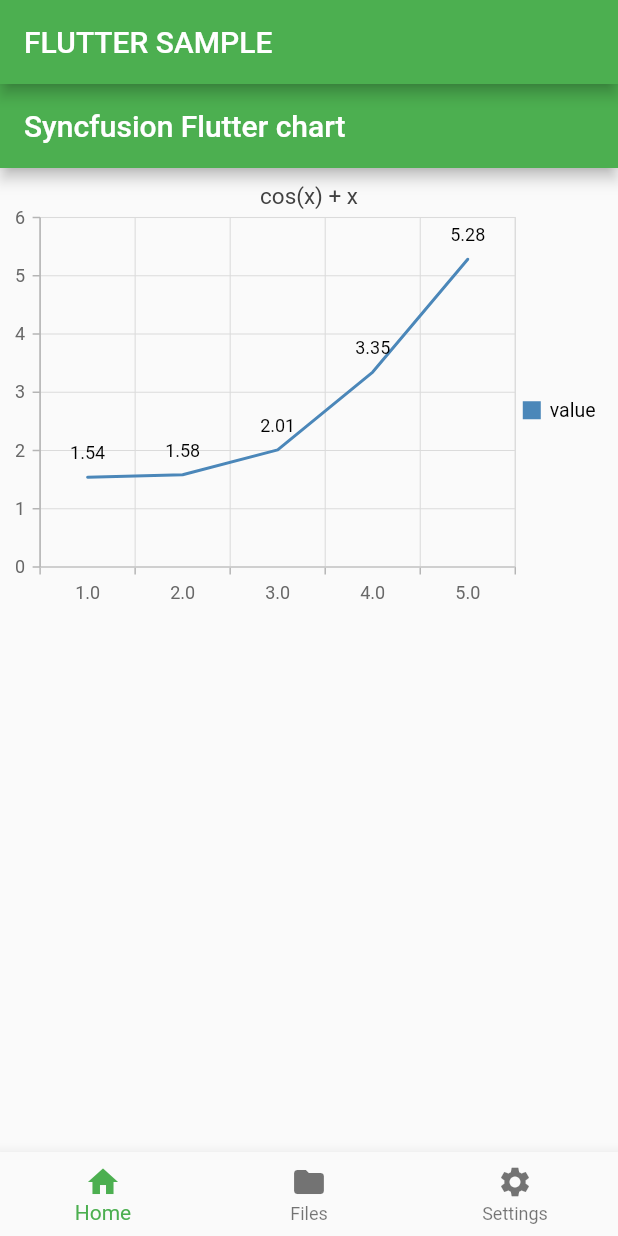
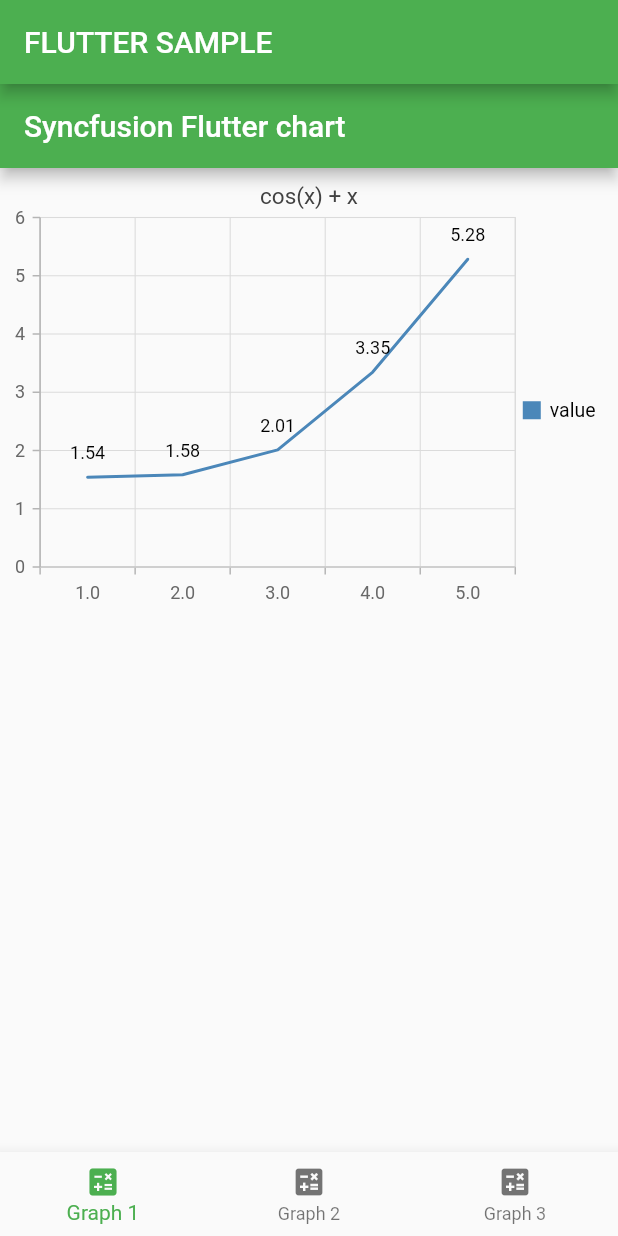
Before and after one commit to tomasbutkevicius/vgtu_android, a Flutter app: the screen it shows after launch, on a phone screen of 412 x 824 dp. Run offline on Flutter 3.47's test engine with Material 2 defaults, Android fonts, the phone set to English and light mode, and no system bars; our stand-ins replace syncfusion_flutter_charts.

Commit message:
improve design for 2pav

```diff
--- a/2pav/fragments_flutter/lib/main.dart
+++ b/2pav/fragments_flutter/lib/main.dart
@@ -72,9 +72,9 @@ class _MyHomePageState extends State<MyHomePage> with SingleTickerProviderStateM
           _tabController.animateTo(_currentIndex);
         },
         items: [
-          BottomNavigationBarItem(title: Text("Home"), icon: Icon(Icons.home)),
-          BottomNavigationBarItem(title: Text("Files"), icon: Icon(Icons.folder)),
-          BottomNavigationBarItem(title: Text("Settings"), icon: Icon(Icons.settings))
+          BottomNavigationBarItem(title: Text("Graph 1"), icon: Icon(Icons.calculate)),
+          BottomNavigationBarItem(title: Text("Graph 2"), icon: Icon(Icons.calculate)),
+          BottomNavigationBarItem(title: Text("Graph 3"), icon: Icon(Icons.calculate))
         ],
       ),
     );
```
